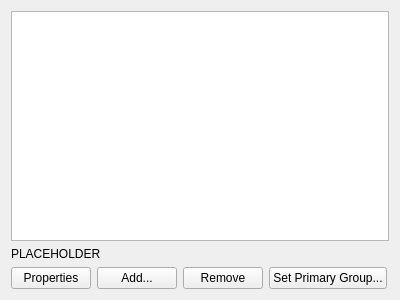
Old version of the form src/admc/tabs/membership_tab.ui in the repository altlinux/admc.
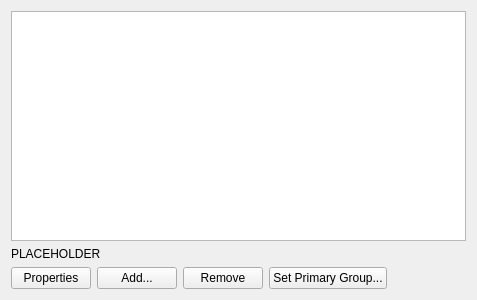
New version of the form.

What changed in the file:
```diff
--- a/src/admc/tabs/membership_tab.ui
+++ b/src/admc/tabs/membership_tab.ui
@@ -6,7 +6,7 @@
    <rect>
     <x>0</x>
     <y>0</y>
-    <width>400</width>
+    <width>477</width>
     <height>300</height>
    </rect>
   </property>
```
Left out of the diff: 2 changed lines with no effect on the pictures.
